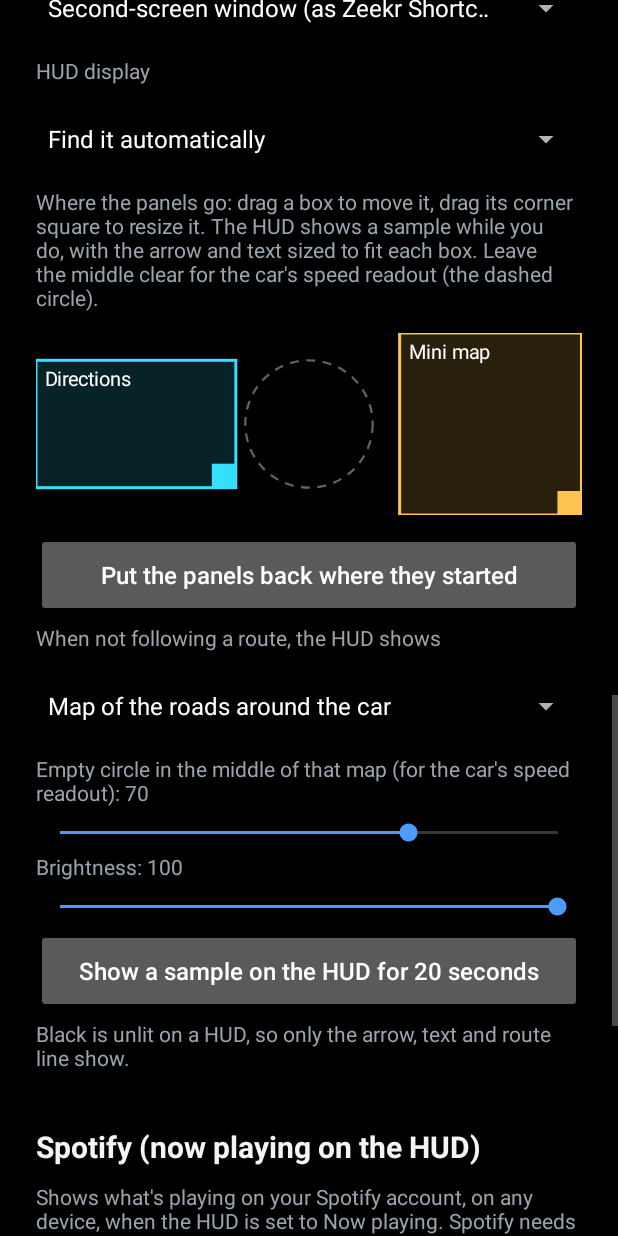
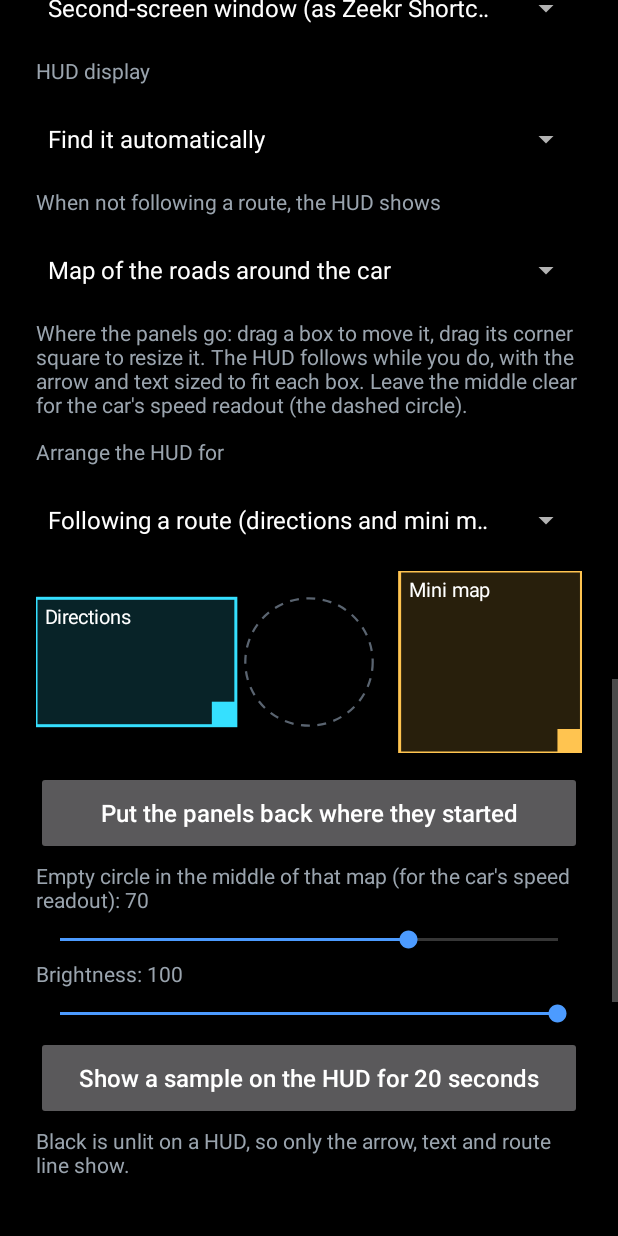
Before and after one commit to shifthk/car-maps, an Android app: the screen it shows after launch (MainActivity), scrolled down 1730 dp, on a phone screen of 412 x 824 dp. Run offline under Robolectric (Android 15) with nearby library versions, the phone set to English and light mode, and no system bars.

Commit message:
Car Maps 2.14: a box of its own for the now playing / clock card
The card no longer has to share the directions' box. The HUD editor in
settings switches between two arrangements: following a route
(directions and mini map) and not following one (the card), so the
card can be dragged anywhere, such as the left of the HUD. It starts
where the directions' box is, so nothing moves on updating.

Co-Authored-By: Claude Opus 5.5 <noreply@anthropic.com>

```diff
--- a/app/build.gradle.kts
+++ b/app/build.gradle.kts
@@ -10,8 +10,8 @@ android {
         applicationId = "com.carmaps"
         minSdk = 28
         targetSdk = 34
-        versionCode = 17
-        versionName = "2.13"
+        versionCode = 18
+        versionName = "2.14"
     }
 
     buildTypes {
--- a/app/src/main/java/com/carmaps/HudLayoutView.java
+++ b/app/src/main/java/com/carmaps/HudLayoutView.java
@@ -12,8 +12,10 @@ import android.view.MotionEvent;
 import android.view.View;
 
 /**
- * A small picture of the HUD on the settings screen with the directions and mini map panels as
- * boxes: drag a box to move it, drag its corner handle to resize it. Each change is saved and sent to
+ * A small picture of the HUD on the settings screen with its panels as boxes: drag a box to move
+ * it, drag its corner handle to resize it. It shows one of two arrangements at a time, since they
+ * never share the HUD: the directions and mini map (following a route), or the now playing / clock
+ * card (not following one). Each change is saved and sent to
  * the HUD straight away, so the real HUD follows the finger.
  */
 final class HudLayoutView extends View {
@@ -27,8 +29,11 @@ final class HudLayoutView extends View {
     }
 
     private static final int MIN = 60;   // thousandths: the smallest a box can be made
-    private static final String[] NAMES = {"Directions", "Mini map"};
-    private static final int[] COLOURS = {0xFF35E0FF, 0xFFFFC450};
+    private static final String[] NAMES = {"Directions", "Mini map", "Now playing / clock"};
+    private static final int[] COLOURS = {0xFF35E0FF, 0xFFFFC450, 0xFF1ED760};
+    private static final int[] ROUTE = {Prefs.INFO, Prefs.MINIMAP}, IDLE = {Prefs.CARD};
+    /** The boxes being arranged, bottom one first. */
+    private int[] shown = ROUTE;
 
     private final Prefs prefs;
     private final Listener listener;
@@ -37,7 +42,7 @@ final class HudLayoutView extends View {
     private final Paint paint = new Paint(Paint.ANTI_ALIAS_FLAG);
     private final RectF hud = new RectF();
     private final RectF r = new RectF();
-    private final int[][] boxes = new int[2][];
+    private final int[][] boxes = new int[3][];
 
     private int dragging = -1;
     private boolean resizing;
@@ -60,7 +65,19 @@ final class HudLayoutView extends View {
     void reload() {
         boxes[Prefs.INFO] = prefs.hudBox(Prefs.INFO);
         boxes[Prefs.MINIMAP] = prefs.hudBox(Prefs.MINIMAP);
+        boxes[Prefs.CARD] = prefs.hudBox(Prefs.CARD);
         invalidate();
+    }
+
+    /** @param idle true to arrange the card shown while not following a route */
+    void setIdle(boolean idle) {
+        shown = idle ? IDLE : ROUTE;
+        dragging = -1;
+        invalidate();
+    }
+
+    boolean isIdle() {
+        return shown == IDLE;
     }
 
     @Override
@@ -95,10 +112,12 @@ final class HudLayoutView extends View {
         }
 
         boolean mapOn = prefs.hudMap();
-        for (int i = 0; i < 2; i++) {
+        int idleMode = prefs.hudIdle();
+        boolean cardUsed = idleMode == Prefs.IDLE_MUSIC || idleMode == Prefs.IDLE_CLOCK;
+        for (int i : shown) {
             boxRect(i, r);
             int colour = COLOURS[i];
-            boolean off = i == Prefs.MINIMAP && !mapOn;
+            boolean off = (i == Prefs.MINIMAP && !mapOn) || (i == Prefs.CARD && !cardUsed);
             paint.setStyle(Paint.Style.FILL);
             paint.setColor((colour & 0x00FFFFFF) | (i == dragging ? 0x50000000 : 0x28000000));
             c.drawRect(r, paint);
@@ -112,7 +131,7 @@ final class HudLayoutView extends View {
             c.drawRect(r.right - hs, r.bottom - hs, r.right, r.bottom, paint);
             paint.setTextSize(13 * density);
             paint.setColor(off ? 0xFF8A949E : 0xFFFFFFFF);
-            String label = off ? NAMES[i] + " (off)" : NAMES[i];
+            String label = !off ? NAMES[i] : i == Prefs.CARD ? NAMES[i] + " (not chosen)" : NAMES[i] + " (off)";
             c.drawText(label, r.left + 6 * density, r.top + 17 * density, paint);
         }
     }
@@ -129,14 +148,16 @@ final class HudLayoutView extends View {
                 dragging = -1;
                 // The handles first (they can be hard to hit otherwise), then the boxes, top one first.
                 float reach = handle() * 1.6f;
-                for (int i = 1; i >= 0 && dragging < 0; i--) {
+                for (int k = shown.length - 1; k >= 0 && dragging < 0; k--) {
+                    int i = shown[k];
                     boxRect(i, r);
                     if (Math.abs(x - r.right) < reach && Math.abs(y - r.bottom) < reach) {
                         dragging = i;
                         resizing = true;
                     }
                 }
-                for (int i = 1; i >= 0 && dragging < 0; i--) {
+                for (int k = shown.length - 1; k >= 0 && dragging < 0; k--) {
+                    int i = shown[k];
                     boxRect(i, r);
                     if (r.contains(x, y)) {
                         dragging = i;
--- a/app/src/main/java/com/carmaps/MainActivity.java
+++ b/app/src/main/java/com/carmaps/MainActivity.java
@@ -197,14 +197,28 @@ public class MainActivity extends Activity {
         choice("HUD display", displayNames.toArray(new String[0]), chosen,
                 i -> prefs.setHudDisplay(displayIds.get(i)));
 
+        choice("When not following a route, the HUD shows",
+                new String[]{"Nothing", "Map of the roads around the car", "Now playing on Spotify",
+                        "Time and date"},
+                prefs.hudIdle(), prefs::setHudIdle);
+
         root.addView(note("Where the panels go: drag a box to move it, drag its corner square to resize it. "
-                + "The HUD shows a sample while you do, with the arrow and text sized to fit each box. Leave "
+                + "The HUD follows while you do, with the arrow and text sized to fit each box. Leave "
                 + "the middle clear for the car's speed readout (the dashed circle)."));
         final HudLayoutView layout = new HudLayoutView(this, prefs, new HudLayoutView.Listener() {
             @Override
             public void onStart() {
-                if (MapService.running) MapService.send(MainActivity.this, MapService.ACTION_HUD_TEST);
-                else toast("Start the floating map to see the panels on the HUD");
+                if (!MapService.running) {
+                    toast("Start the floating map to see the panels on the HUD");
+                } else if (!hudLayout.isIdle()) {
+                    MapService.send(MainActivity.this, MapService.ACTION_HUD_TEST);
+                } else {
+                    // The card itself is already on the HUD while no route is being followed.
+                    int idle = prefs.hudIdle();
+                    if (idle != Prefs.IDLE_MUSIC && idle != Prefs.IDLE_CLOCK) {
+                        toast("Choose Now playing or Time and date above to see the card on the HUD");
+                    }
+                }
             }
 
             @Override
@@ -212,20 +226,23 @@ public class MainActivity extends Activity {
                 changed();
             }
         });
+        hudLayout = layout;
+        int idleNow = prefs.hudIdle();
+        boolean startIdle = idleNow == Prefs.IDLE_MUSIC || idleNow == Prefs.IDLE_CLOCK;
+        layout.setIdle(startIdle);
+        choice("Arrange the HUD for",
+                new String[]{"Following a route (directions and mini map)",
+                        "Not following a route (now playing / clock card)"},
+                startIdle ? 1 : 0, i -> layout.setIdle(i == 1));
         LinearLayout.LayoutParams layoutLp = new LinearLayout.LayoutParams(
                 ViewGroup.LayoutParams.MATCH_PARENT, ViewGroup.LayoutParams.WRAP_CONTENT);
         layoutLp.setMargins(0, dp(6), 0, dp(6));
         root.addView(layout, layoutLp);
-        hudLayout = layout;
         root.addView(button("Put the panels back where they started", v -> {
             prefs.resetHudBoxes();
             layout.reload();
             changed();
         }));
-        choice("When not following a route, the HUD shows",
-                new String[]{"Nothing", "Map of the roads around the car", "Now playing on Spotify (in the "
-                        + "Directions box)", "Time and date (in the Directions box)"},
-                prefs.hudIdle(), prefs::setHudIdle);
         slider("Empty circle in the middle of that map (for the car's speed readout)", 0, 100,
                 prefs.hudHole(), prefs::setHudHole);
         slider("Brightness", 20, 100, prefs.hudOpacity(), prefs::setHudOpacity);
--- a/app/src/main/java/com/carmaps/Prefs.java
+++ b/app/src/main/java/com/carmaps/Prefs.java
@@ -155,8 +155,9 @@ final class Prefs {
 
     // ---- where the two HUD panels sit: {left, top, width, height} in thousandths of the HUD's width and height
 
-    static final int INFO = 0, MINIMAP = 1;
-    private static final String[] BOX_KEYS = {"hudBoxInfo", "hudBoxMap"};
+    /** CARD: the now playing card or the clock, shown while no route is being followed. */
+    static final int INFO = 0, MINIMAP = 1, CARD = 2;
+    private static final String[] BOX_KEYS = {"hudBoxInfo", "hudBoxMap", "hudBoxCard"};
 
     int[] hudBox(int which) {
         String v = p.getString(BOX_KEYS[which], null);
@@ -169,6 +170,8 @@ final class Prefs {
                 // fall through to the layout the older sliders gave
             }
         }
+        // The card started out in the directions' box, so until it is moved it stays there.
+        if (which == CARD) return hudBox(INFO);
         return legacyBoxes()[which];
     }
 
@@ -177,7 +180,7 @@ final class Prefs {
     }
 
     void resetHudBoxes() {
-        p.edit().remove(BOX_KEYS[0]).remove(BOX_KEYS[1])
+        p.edit().remove(BOX_KEYS[0]).remove(BOX_KEYS[1]).remove(BOX_KEYS[2])
                 .remove("hudGap").remove("hudX").remove("hudInfoSize").remove("hudInfoY")
                 .remove("hudMapW").remove("hudMapH").apply();
     }
--- a/app/src/main/java/com/carmaps/Router.java
+++ b/app/src/main/java/com/carmaps/Router.java
@@ -27,7 +27,7 @@ final class Router {
 
     private static final String ROUTE = "https://valhalla1.openstreetmap.de/route";
     private static final String SEARCH = "https://photon.komoot.io/api/";
-    private static final String AGENT = "CarMaps/2.13 (Android; +https://github.com/shifthk/car-maps)";
+    private static final String AGENT = "CarMaps/2.14 (Android; +https://github.com/shifthk/car-maps)";
     private static final String TOMTOM = "https://api.tomtom.com/";
 
     /** How the last TomTom route request went, for the settings screen. */
@@ -370,7 +370,7 @@ final class Router {
             c.setReadTimeout(20000);
             c.setRequestMethod(method);
             // The community services ask apps to say who they are; TomTom knows by the key.
-            c.setRequestProperty("User-Agent", url.startsWith(TOMTOM) ? "CarMaps/2.13" : AGENT);
+            c.setRequestProperty("User-Agent", url.startsWith(TOMTOM) ? "CarMaps/2.14" : AGENT);
             c.setRequestProperty("Accept", "application/json");
             if (body != null) {
                 c.setDoOutput(true);
--- a/app/src/main/java/com/carmaps/TileMap.java
+++ b/app/src/main/java/com/carmaps/TileMap.java
@@ -55,7 +55,7 @@ final class TileMap extends View {
 
     private static final String TAG = "TileMap";
     private static final String TILES = "https://tile.openstreetmap.org/";
-    private static final String AGENT = "CarMaps/2.13 (Android; +https://github.com/shifthk/car-maps)";
+    private static final String AGENT = "CarMaps/2.14 (Android; +https://github.com/shifthk/car-maps)";
     private static final int TILE = 256;
     private static final int MIN_ZOOM = 2, MAX_ZOOM = 19;
     private static final long KEEP_MS = 14L * 24 * 60 * 60 * 1000;
```
Also changed, not shown: app/src/main/java/com/carmaps/Hud.java (+12 -3 lines), 1 other file.
